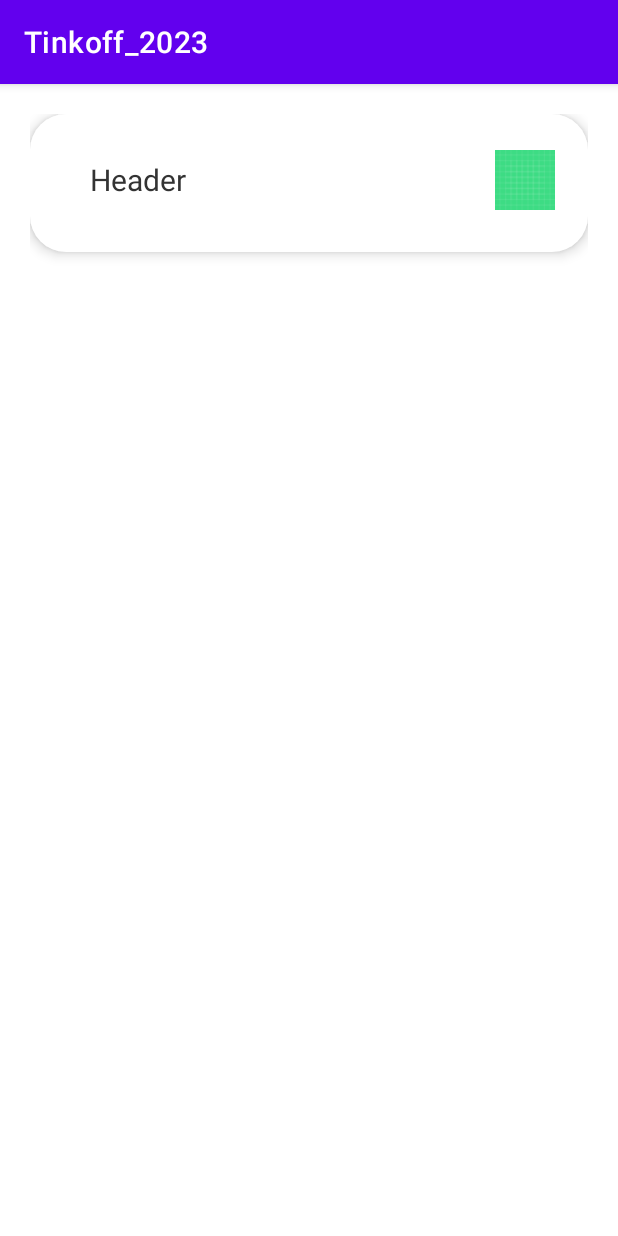
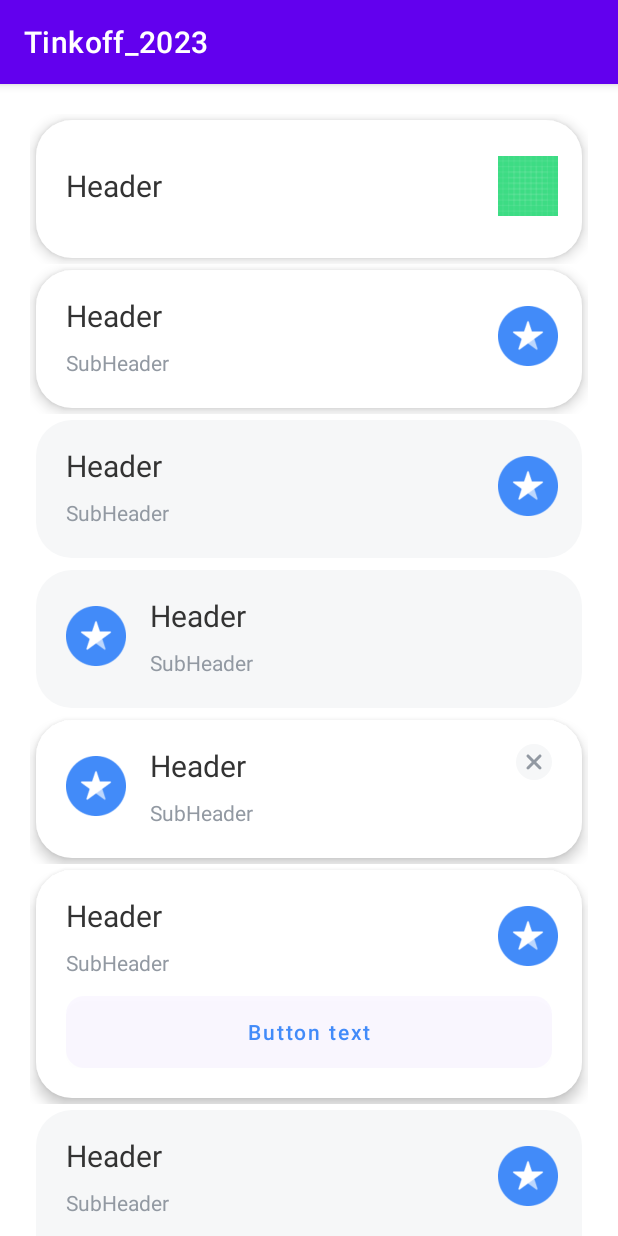
Before and after one commit to ELOVSKIY/Tinkoff_2023, an Android app: the screen it shows after launch (MainActivity), on a phone screen of 412 x 824 dp. Run offline under Robolectric (Android 15) with nearby library versions, the phone set to English and light mode, and no system bars.

Commit message:
support main button

```diff
--- a/app/src/main/res/layout/activity_main.xml
+++ b/app/src/main/res/layout/activity_main.xml
@@ -1,21 +1,98 @@
 <?xml version="1.0" encoding="utf-8"?>
-<LinearLayout xmlns:android="http://schemas.android.com/apk/res/android"
+<ScrollView xmlns:android="http://schemas.android.com/apk/res/android"
     xmlns:app="http://schemas.android.com/apk/res-auto"
     xmlns:tools="http://schemas.android.com/tools"
     android:layout_width="match_parent"
     android:layout_height="match_parent"
     android:paddingHorizontal="20dp"
+    android:clipToPadding="false"
+    android:overScrollMode="never"
     android:paddingVertical="20dp"
     tools:context=".MainActivity">
+
+    <LinearLayout
+        android:layout_width="match_parent"
+        android:layout_height="match_parent"
+        android:orientation="vertical">
 
         <com.helicoptera.design.view.PerfectView
             android:layout_width="match_parent"
             android:layout_height="wrap_content"
             android:text="Hello World!"
             app:headerText="Header"
+            android:clipToPadding="false"
             app:iconPosition="right"
             app:iconSrc="@drawable/ic_launcher_background"
             app:isClosable="false" />
 
+        <com.helicoptera.design.view.PerfectView
+            android:layout_width="match_parent"
+            android:layout_height="wrap_content"
+            android:text="Hello World!"
+            app:headerText="Header"
+            app:subHeaderText="SubHeader"
+            android:clipToPadding="false"
+            app:iconPosition="right"
+            app:isClosable="false" />
+
+        <com.helicoptera.design.view.PerfectView
+            android:layout_width="match_parent"
+            android:layout_height="wrap_content"
+            android:text="Hello World!"
+            app:headerText="Header"
+            app:isLight="false"
+            app:subHeaderText="SubHeader"
+            android:clipToPadding="false"
+            app:iconPosition="right"
+            app:isClosable="false" />
+
+        <com.helicoptera.design.view.PerfectView
+            android:layout_width="match_parent"
+            android:layout_height="wrap_content"
+            android:text="Hello World!"
+            app:headerText="Header"
+            app:isLight="false"
+            app:subHeaderText="SubHeader"
+            android:clipToPadding="false"
+            app:iconPosition="left"
+            app:isClosable="false" />
+
+        <com.helicoptera.design.view.PerfectView
+            android:layout_width="match_parent"
+            android:layout_height="wrap_content"
+            android:text="Hello World!"
+            app:headerText="Header"
+            app:isLight="false"
+            app:subHeaderText="SubHeader"
+            android:clipToPadding="false"
+            app:iconPosition="right"
+            app:isClosable="true" />
+
+        <com.helicoptera.design.view.PerfectView
+            android:layout_width="match_parent"
+            android:layout_height="wrap_content"
+            android:text="Hello World!"
+            app:headerText="Header"
+            app:isLight="true"
+            app:buttonText="Button text"
+            app:subHeaderText="SubHeader"
+            android:clipToPadding="false"
+            app:iconPosition="right"
+            app:isClosable="false" />
+
+        <com.helicoptera.design.view.PerfectView
+            android:layout_width="match_parent"
+            android:layout_height="wrap_content"
+            android:text="Hello World!"
+            app:headerText="Header"
+            app:isLight="false"
+            app:buttonText="Button text"
+            app:subHeaderText="SubHeader"
+            android:clipToPadding="false"
+            app:iconPosition="right"
+            app:isClosable="false" />
+
 
     </LinearLayout>
+
+</ScrollView>
--- a/design-system/src/main/java/com/helicoptera/design/view/PerfectView.kt
+++ b/design-system/src/main/java/com/helicoptera/design/view/PerfectView.kt
@@ -7,6 +7,7 @@ import android.graphics.drawable.Drawable
 import android.util.AttributeSet
 import android.view.LayoutInflater
 import android.view.View
+import android.widget.Button
 import android.widget.ImageView
 import android.widget.LinearLayout
 import android.widget.TextView
@@ -37,15 +38,14 @@ class PerfectView @JvmOverloads constructor(
 
         val layout = inflater.inflate(R.layout.perfect_view, this@PerfectView, true) as LinearLayout
 
+        val background = layout.findViewById(R.id.content) as LinearLayout
         //region background
-            val isLight = typedArray.getBoolean(R.styleable.PerfectView_isLight, true)
+            val isLight = typedArray.getBoolean(R.styleable.PerfectView_isLight, true) || isClosable
             if (isLight) {
-                layout.background = context.getDrawable(R.drawable.light_bg)
-                layout.clipToPadding = false
-                layout.clipToOutline = false
-                layout.elevation = 8F
+                background.background = context.getDrawable(R.drawable.light_bg)
+                background.elevation = 8F
             } else {
-                layout.background = context.getDrawable(R.drawable.dark_bg)
+                background.background = context.getDrawable(R.drawable.dark_bg)
             }
         //endregion
 
@@ -72,10 +72,10 @@ class PerfectView @JvmOverloads constructor(
 
         //region icon
 
-        val iconPosition = if (typedArray.getInt(R.styleable.PerfectView_iconPosition, 0) == 0 || isClosable) {
+        val iconPosition = if (typedArray.getInt(R.styleable.PerfectView_iconPosition, 0) == 1 || isClosable) {
+            IconPosition.LEFT
+        } else {
             IconPosition.RIGHT
-        } else {
-            IconPosition.LEFT
         }
 
         val iconDrawable =
@@ -91,6 +91,19 @@ class PerfectView @JvmOverloads constructor(
 
         //endregion
 
+        //region mainButton
+        val buttonText = typedArray.getString(R.styleable.PerfectView_buttonText)
+        val mainButton =layout.findViewById(R.id.main_button) as Button
+
+        if (!buttonText.isNullOrBlank()) {
+            mainButton.isVisible = true
+            mainButton.setText(buttonText)
+        } else {
+            mainButton.isVisible = false
+        }
+
+        //end region
+
         typedArray.recycle()
     }
 
--- /dev/null
+++ b/design-system/src/main/res/drawable/button_bg.xml
@@ -0,0 +1,8 @@
+<shape xmlns:android="http://schemas.android.com/apk/res/android">
+    <solid android:color="#08001024" />
+    <corners
+        android:bottomLeftRadius="12dp"
+        android:bottomRightRadius="12dp"
+        android:topLeftRadius="12dp"
+        android:topRightRadius="12dp" />
+</shape>
--- a/design-system/src/main/res/drawable/dark_bg.xml
+++ b/design-system/src/main/res/drawable/dark_bg.xml
@@ -1,4 +1,9 @@
 <shape xmlns:android="http://schemas.android.com/apk/res/android">
     <solid android:color="#F6F7F8" />
-    <corners android:radius="24dp" />
+<!--    <corners android:radius="24dp" />-->
+    <corners
+        android:bottomRightRadius="24dp"
+        android:bottomLeftRadius="24dp"
+        android:topLeftRadius="24dp"
+        android:topRightRadius="24dp" />
 </shape>
--- a/design-system/src/main/res/drawable/light_bg.xml
+++ b/design-system/src/main/res/drawable/light_bg.xml
@@ -1,7 +1,4 @@
 <shape xmlns:android="http://schemas.android.com/apk/res/android">
     <solid android:color="#FFFFFF" />
-    <padding
-        android:left="20dp"
-        android:right="2dp" />
     <corners android:radius="24dp" />
 </shape>
--- a/design-system/src/main/res/layout/perfect_view.xml
+++ b/design-system/src/main/res/layout/perfect_view.xml
@@ -2,10 +2,17 @@
 <LinearLayout xmlns:android="http://schemas.android.com/apk/res/android"
     xmlns:tools="http://schemas.android.com/tools"
     android:layout_width="match_parent"
+    android:padding="4dp"
+    android:clipToPadding="false"
+    android:layout_height="wrap_content">
+
+    <LinearLayout
+        android:id="@+id/content"
+        android:layout_width="match_parent"
         android:layout_height="wrap_content"
         android:minWidth="180dp"
         android:orientation="vertical"
-    android:paddingHorizontal="20dp"
+        android:paddingLeft="20dp"
         android:paddingTop="16dp"
         android:paddingBottom="20dp">
 
@@ -46,6 +53,7 @@
 
             <ImageView
                 android:id="@+id/icon"
+                android:layout_marginRight="16dp"
                 android:layout_width="40dp"
                 android:layout_height="40dp"
                 android:layout_gravity="center"
@@ -53,14 +61,16 @@
 
             <LinearLayout
                 android:id="@+id/cross_container"
-            android:layout_width="16dp"
+                android:layout_width="24dp"
+                android:layout_marginRight="20dp"
                 android:layout_height="match_parent"
                 android:orientation="vertical">
 
                 <ImageView
                     android:id="@+id/cross"
-                android:layout_width="16dp"
-                android:layout_height="16dp"
+                    android:layout_width="24dp"
+                    android:layout_height="24dp"
+                    android:scaleType="fitXY"
                     android:src="@drawable/ic_cross" />
 
                 <View
@@ -71,4 +81,19 @@
 
         </LinearLayout>
 
+        <Button
+            android:id="@+id/main_button"
+            android:layout_width="match_parent"
+            android:layout_height="wrap_content"
+            android:layout_marginTop="12dp"
+            tools:text="Button"
+            android:textColor="#428BF9"
+            android:textAllCaps="false"
+            android:textSize="14sp"
+            android:textFontWeight="400"
+            android:background="@drawable/button_bg"
+            android:layout_marginEnd="20dp"/>
+
     </LinearLayout>
+
+</LinearLayout>
--- a/design-system/src/main/res/values/attrs.xml
+++ b/design-system/src/main/res/values/attrs.xml
@@ -27,10 +27,10 @@
 
         <attr name="headerText" format="string|reference"/>
         <attr name="subHeaderText" format="string|reference"/>
+        <attr name="buttonText" format="string|reference"/>
         <attr name="headerTextAppearance" format="reference" />
         <attr name="subHeaderTextAppearance" format="reference" />
         <attr name="iconSrc" format="reference" />
-        <attr name="buttonEnabled" format="boolean" />
         <!-- Closable -> iconPosition - always left -->
         <attr name="isClosable" format="boolean" />
         <!-- Closable -> iconPosition - always left -->
```
Lines whose indentation alone changed are shown as unchanged.
